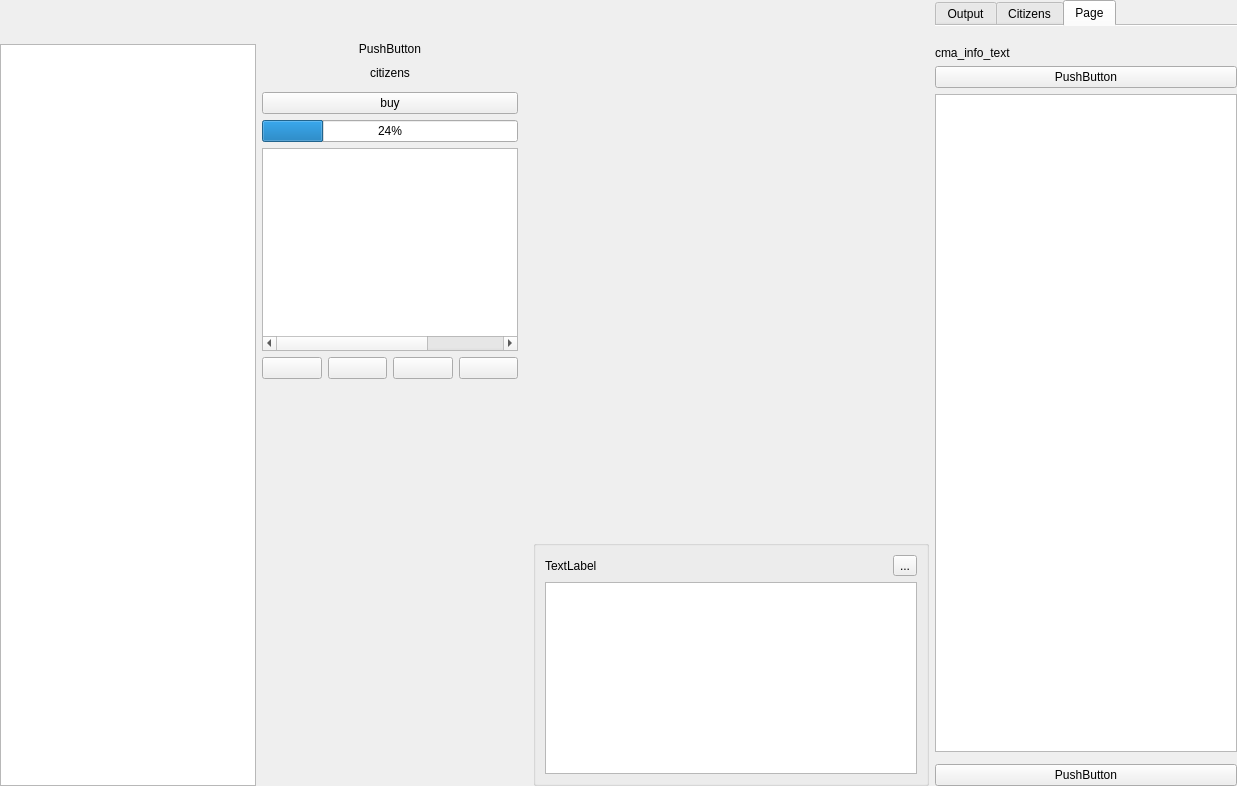
This is client/citydlg.ui in longturn/freeciv21 as Qt 5 draws it before an edit. The edited form follows.
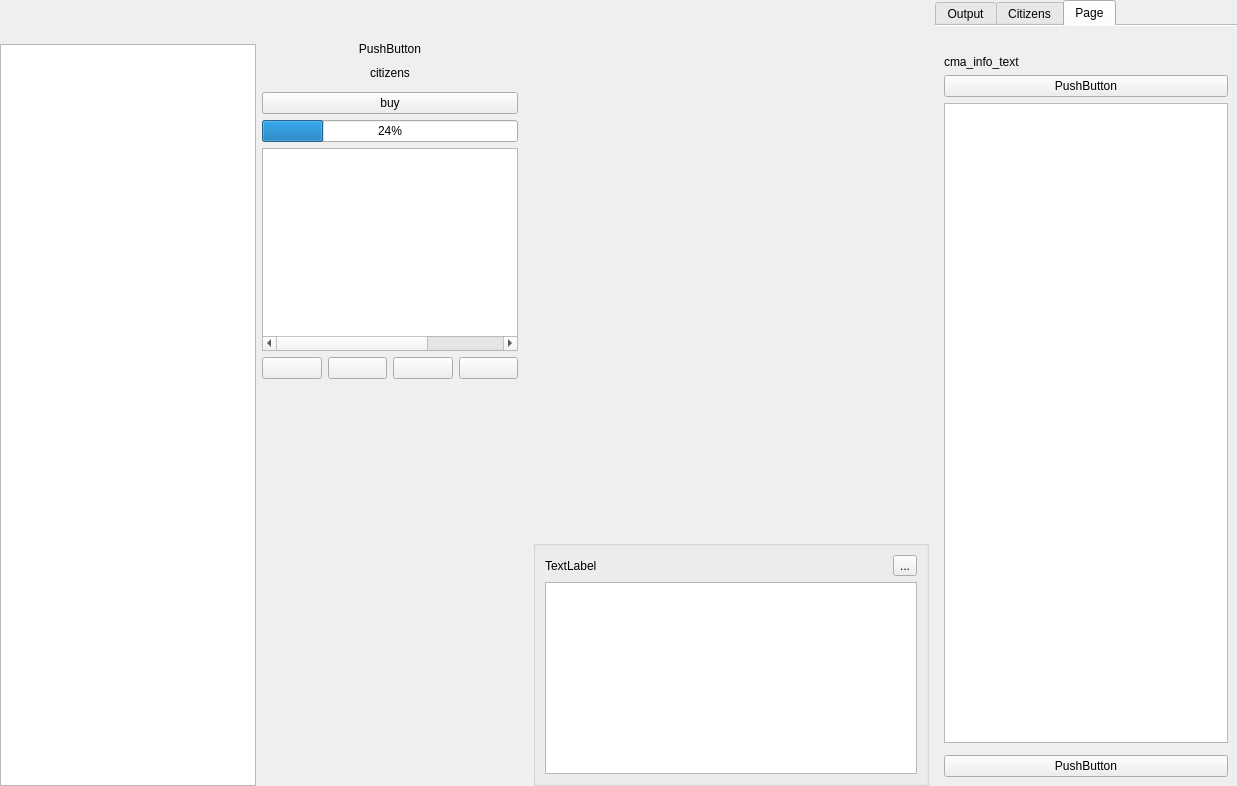
This is the edited form. The open tabs and pages were chosen to show the change. Icons and pictures are not drawn. Custom widgets are drawn as their Qt base class.

Commit message: Fix Qt Designer messing up flag name updates

What changed in the file:
```diff
--- a/client/citydlg.ui
+++ b/client/citydlg.ui
@@ -790,20 +790,6 @@
          <attribute name="title">
           <string>Page</string>
          </attribute>
-         <layout class="QHBoxLayout" name="horizontalLayout_8">
-          <property name="leftMargin">
-           <number>0</number>
-          </property>
-          <property name="topMargin">
-           <number>0</number>
-          </property>
-          <property name="rightMargin">
-           <number>0</number>
-          </property>
-          <property name="bottomMargin">
-           <number>0</number>
-          </property>
-          <item>
            <layout class="QVBoxLayout" name="verticalLayout">
             <item>
              <widget class="QLabel" name="cma_result_pix">
@@ -873,8 +859,6 @@
                <string>PushButton</string>
               </property>
              </widget>
-            </item>
-           </layout>
           </item>
          </layout>
         </widget>
```
Left out of the diff: 26 changed lines with no effect on the pictures. Lines whose indentation alone changed are shown as unchanged.
